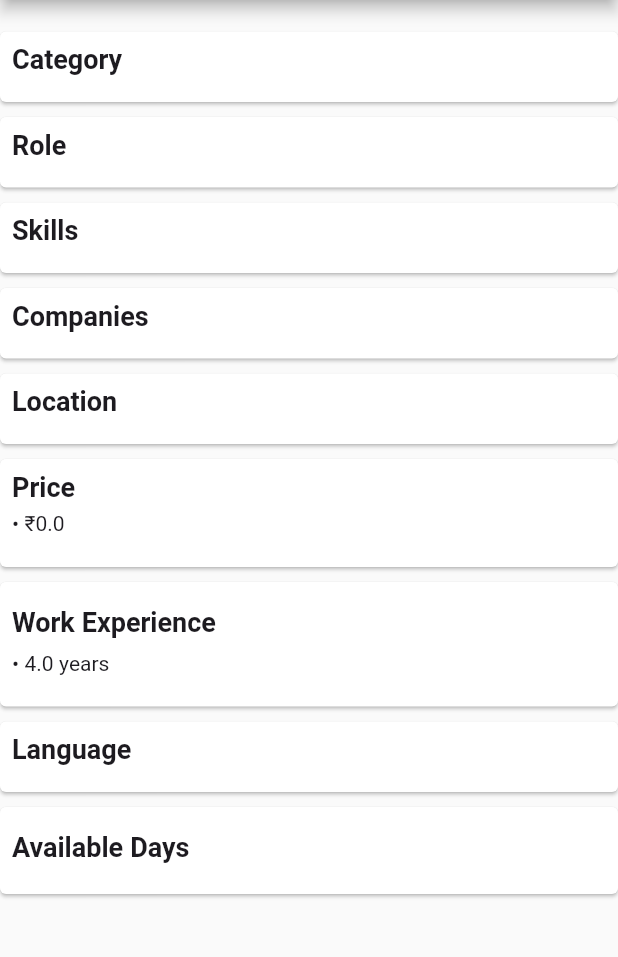
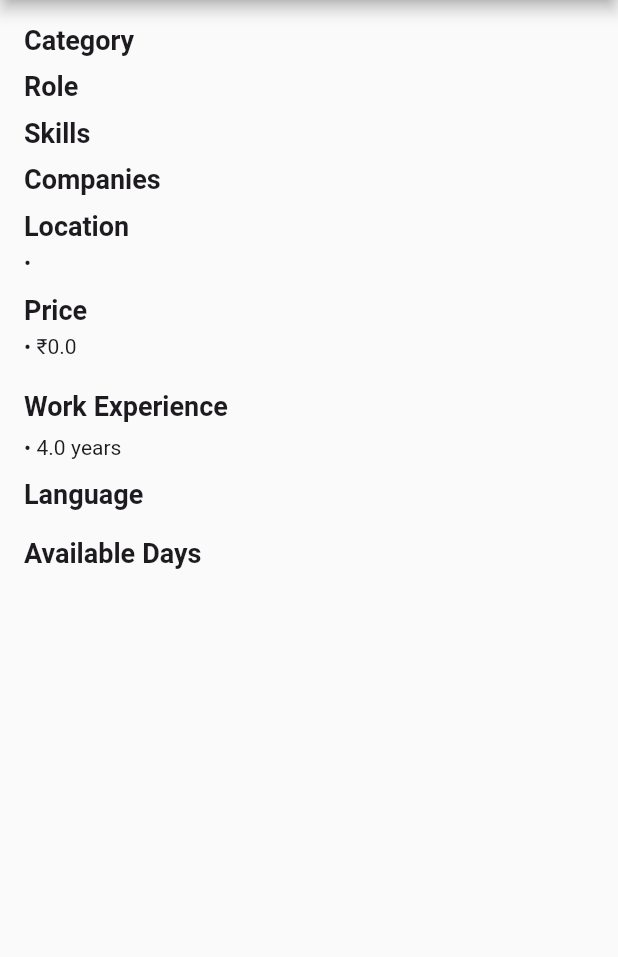
Before and after one commit to awanish321/filter_project, a Flutter app: the screen it shows after launch, after a tap on "Apply Filter", on a phone screen of 412 x 824 dp, the part 84-1041 px from its top. Run offline on Flutter 3.47's test engine with Material 3 defaults, Android fonts, the phone set to English and light mode, and no system bars; our stand-ins replace cloud_firestore, firebase_core, google_fonts, shared_preferences; accounts and stored records are empty.

Commit message:
Working p

```diff
--- a/lib/filtered_values.dart
+++ b/lib/filtered_values.dart
@@ -1,63 +1,31 @@
-// import 'package:flutter/material.dart';
-// class FilteredDataScreen extends StatelessWidget {
-//
-//   final Map<String, dynamic> selectedData;
-//   const FilteredDataScreen({super.key, required this.selectedData});
-//
-//   @override
-//   Widget build(BuildContext context) {
-//     return Scaffold(
-//       appBar: AppBar(title: const Text('Selected Filters'),),
-//       body: SingleChildScrollView(
-//         physics: const BouncingScrollPhysics(),
-//         child: Padding(
-//           padding: const EdgeInsets.all(16.0),
-//           child: Column(
-//             crossAxisAlignment: CrossAxisAlignment.start,
-//             children: [
-//               // Display selected data for each category
-//               for (var entry in selectedData.entries)
-//                 Column(
-//                   crossAxisAlignment: CrossAxisAlignment.start,
-//                   children: [
-//                     Text(
-//                       entry.key,
-//                       style: const TextStyle(
-//                         fontWeight: FontWeight.bold,
-//                         fontSize: 18,
-//                       ),
-//                     ),
-//                     if (entry.value is List<String>)
-//                       Column(
-//                         crossAxisAlignment: CrossAxisAlignment.start,
-//                         children: [
-//                           for (var subcategory in entry.value)
-//                             Text('• $subcategory'),
-//                         ],
-//                       )
-//                     else if (entry.value is double && entry.key == 'Price')
-//                       Text('• ₹${entry.value.toStringAsFixed(1)}')
-//                     else if (entry.value is double && entry.key == 'Work Experience')
-//                         Text('• ${entry.value.toStringAsFixed(0)} years')
-//                       else
-//                         Text('• ${entry.value.toString()}'),
-//                     const SizedBox(height: 10),
-//                   ],
-//                 ),
-//             ],
-//           ),
-//         ),
-//       ),
-//     );
-//   }
-// }
+import 'package:flutter/material.dart';
 
-import 'package:flutter/material.dart';
 
 class FilteredDataScreen extends StatelessWidget {
   final Map<String, dynamic> selectedData;
+  final List<String> selectedCategory;
+  final List<String> selectedRole;
+  final List<String> selectedSkills;
+  final List<String> selectedCompanies;
+  final String selectedLocation;
+  final double selectedPrice;
+  final double selectedWorkExperience;
+  final List<String> selectedLanguage;
+  final List<String> selectedAvailableDays;
 
-  const FilteredDataScreen({super.key, required this.selectedData});
+  const FilteredDataScreen({
+    super.key,
+    required this.selectedData,
+    required this.selectedCategory,
+    required this.selectedRole,
+    required this.selectedSkills,
+    required this.selectedCompanies,
+    required this.selectedLocation,
+    required this.selectedPrice,
+    required this.selectedWorkExperience,
+    required this.selectedLanguage,
+    required this.selectedAvailableDays,
+  });
 
   @override
   Widget build(BuildContext context) {
@@ -67,19 +35,11 @@ class FilteredDataScreen extends StatelessWidget {
       ),
       body: SingleChildScrollView(
         physics: const BouncingScrollPhysics(),
-        child: Padding(
-          padding: const EdgeInsets.symmetric(vertical: 16),
+        padding: const EdgeInsets.all(16),
         child: Column(
           crossAxisAlignment: CrossAxisAlignment.start,
-            children: [
-              for (var entry in selectedData.entries)
-                SizedBox(
-                  width: double.infinity,
-                  child: Card(
-                    margin: const EdgeInsets.symmetric(vertical: 5),
-                    child: Padding(
-                      padding: const EdgeInsets.all(8.0),
-                      child: Column(
+          children: selectedData.entries.map((entry) {
+            return Column(
               crossAxisAlignment: CrossAxisAlignment.start,
               children: [
                 Text(
@@ -92,25 +52,20 @@ class FilteredDataScreen extends StatelessWidget {
                 if (entry.value is List<String>)
                   Column(
                     crossAxisAlignment: CrossAxisAlignment.start,
-                              children: [
-                                for (var subcategory in entry.value)
-                                  Text('• $subcategory'),
-                              ],
+                    children: (entry.value as List<String>)
+                        .map((subcategory) => Text('• $subcategory'))
+                        .toList(),
                   )
-                          else if (entry.value is double && entry.key == 'Price')
-                            Text('• ₹${entry.value.toStringAsFixed(1)}')
-                          else if (entry.value is double && entry.key == 'Work Experience')
-                              Text('• ${entry.value.toStringAsFixed(1)} years')
+                else if (entry.key == 'Price')
+                  Text('• ₹${entry.value}')
+                else if (entry.key == 'Work Experience')
+                    Text('• ${entry.value} years')
                   else
                     Text('• ${entry.value.toString()}'),
                 const SizedBox(height: 10),
               ],
-                      ),
-                    ),
-                  ),
-                ),
-            ],
-          ),
+            );
+          }).toList(),
         ),
       ),
     );
--- a/lib/home_screen.dart
+++ b/lib/home_screen.dart
@@ -33,10 +33,7 @@ class _CategoryFilterScreenState extends State<CategoryFilterScreen> {
     'Skills': [],
     'Companies': [],
     'Location': [
-      'Agra',
-      'Ahmedabad',
-      'Ajmer',
-      'Akola',
+      'Agra', 'Ahmedabad', 'Ajmer', 'Akola',
       'Aligarh',
       'Allahabad',
       'Amritsar',
@@ -149,6 +146,18 @@ class _CategoryFilterScreenState extends State<CategoryFilterScreen> {
   double _currentPriceSliderValue = 0;
   double _currentWorkExperienceRange = 4;
 
+
+  List<String> selectedCategory = [];
+  List<String> selectedRole = [];
+  List<String> selectedSkills = [];
+  List<String> selectedCompanies = [];
+  String selectedLocation = '';
+  double selectedPrice = 0;
+  double selectedWorkExperience = 0;
+  List<String> selectedLanguage = [];
+  List<String> selectedAvailableDays = [];
+
+
   @override
   void initState() {
     super.initState();
@@ -185,24 +194,6 @@ class _CategoryFilterScreenState extends State<CategoryFilterScreen> {
 
 
 }
-
-
-
-  // Future<void> _fetchCategoryFromFirestore() async {
-  //   try {
-  //     final categoryCollection =
-  //         await FirebaseFirestore.instance.collectionGroup('Category').get();
-  //     final category =
-  //         categoryCollection.docs.map((doc) => doc.get('name')).toList();
-  //     setState(() {
-  //       subcategories['Category'] = category.cast<String>();
-  //     });
-  //   } catch (e) {
-  //     if (kDebugMode) {
-  //       print("Error fetching category from Firestore: $e");
-  //     }
-  //   }
-  // }
 
 
   Future<void> _fetchCategoryFromFirestore() async {
@@ -372,39 +363,79 @@ class _CategoryFilterScreenState extends State<CategoryFilterScreen> {
     });
   }
 
+
   void _applyFilter() {
-// Gather selected data for all categories
-    Map<String, dynamic> selectedData = {};
+    // Populate selected data based on user's selection
+    selectedCategory = selectedSubcategories['Category']!.entries
+        .where((entry) => entry.value)
+        .map((entry) => entry.key)
+        .toList();
+    selectedRole = selectedSubcategories['Role']!.entries
+        .where((entry) => entry.value)
+        .map((entry) => entry.key)
+        .toList();
+    selectedSkills = selectedSubcategories['Skills']!.entries
+        .where((entry) => entry.value)
+        .map((entry) => entry.key)
+        .toList();
+    selectedCompanies = selectedSubcategories['Companies']!.entries
+        .where((entry) => entry.value)
+        .map((entry) => entry.key)
+        .toList();
+    selectedLanguage = selectedSubcategories['Language']!.entries
+        .where((entry) => entry.value)
+        .map((entry) => entry.key)
+        .toList();
+    selectedAvailableDays = selectedSubcategories['Available Days']!.entries
+        .where((entry) => entry.value)
+        .map((entry) => entry.key)
+        .toList();
 
-// Iterate through all categories
-    for (var category in categories) {
-      List<String> selectedSubcategoriesList = [];
+    // Set selected location
+    selectedLocation = filteredSubcategories.firstWhere(
+          (element) => categorySelections[element] == true,
+      orElse: () => '',
+    );
 
-// Add selected subcategories for the current category
-      selectedSubcategories[category]!.forEach((subcategory, isSelected) {
-        if (isSelected) {
-          selectedSubcategoriesList.add(subcategory);
-        }
-      });
+    // Set selected price
+    selectedPrice = _currentPriceSliderValue;
 
-// Add selected subcategories to the map
-      selectedData[category] = selectedSubcategoriesList;
-    }
+    // Set selected work experience
+    selectedWorkExperience = _currentWorkExperienceRange;
 
-// Add price value if applicable
-    selectedData['Price'] = _currentPriceSliderValue;
+    // Pass selected data to the next screen
+    Map<String, dynamic> selectedData = {
+      'Category': selectedCategory,
+      'Role': selectedRole,
+      'Skills': selectedSkills,
+      'Companies': selectedCompanies,
+      'Location': selectedLocation,
+      'Price': selectedPrice,
+      'Work Experience': selectedWorkExperience,
+      'Language': selectedLanguage,
+      'Available Days': selectedAvailableDays,
+    };
 
-// Add work experience value if applicable
-    selectedData['Work Experience'] = _currentWorkExperienceRange;
-
-// Navigate to another screen and pass the data
     Navigator.push(
       context,
       MaterialPageRoute(
-        builder: (context) => FilteredDataScreen(selectedData: selectedData),
+        builder: (context) => FilteredDataScreen(
+          selectedData: selectedData,
+          selectedCategory: selectedCategory,
+          selectedRole: selectedRole,
+          selectedSkills: selectedSkills,
+          selectedCompanies: selectedCompanies,
+          selectedLocation: selectedLocation,
+          selectedPrice: selectedPrice,
+          selectedWorkExperience: selectedWorkExperience,
+          selectedLanguage: selectedLanguage,
+          selectedAvailableDays: selectedAvailableDays,
+        ),
       ),
     );
   }
+
+
 
   @override
   Widget build(BuildContext context) {
@@ -436,7 +467,8 @@ class _CategoryFilterScreenState extends State<CategoryFilterScreen> {
                       shape: RoundedRectangleBorder(
                           borderRadius: BorderRadius.circular(50))),
                   onPressed: () {
-                    _applyFilter();
+                    _applyFilter(
+                    );
                   },
                   child: const Row(
                     crossAxisAlignment: CrossAxisAlignment.start,
--- a/lib/work_experience.dart
+++ b/lib/work_experience.dart
@@ -90,10 +90,10 @@ class WorkExperienceFilter extends StatefulWidget {
   final void Function(double) onWorkExperienceChanged;
 
   const WorkExperienceFilter({
-    Key? key,
+    super.key,
     required this.workExperienceRange,
     required this.onWorkExperienceChanged,
-  }) : super(key: key);
+  });
 
   @override
   State<WorkExperienceFilter> createState() => _WorkExperienceFilterState();
```
Lines whose indentation alone changed are shown as unchanged.
